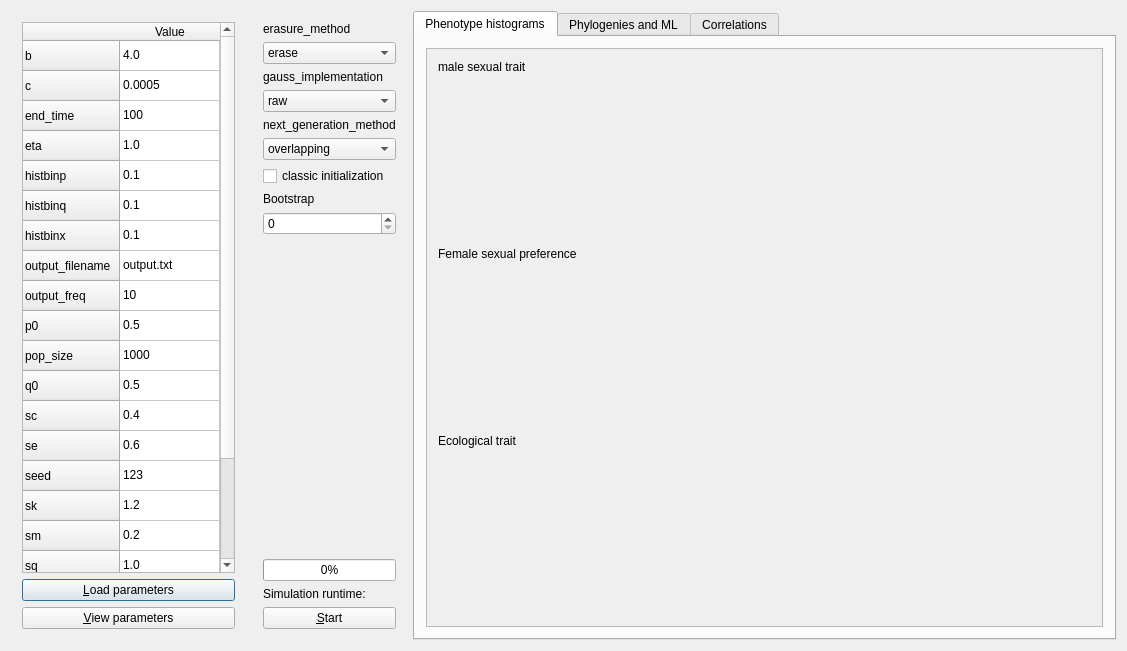
richelbilderbeek/pbdmms, file sado_qtdialog.ui: the form before one commit.
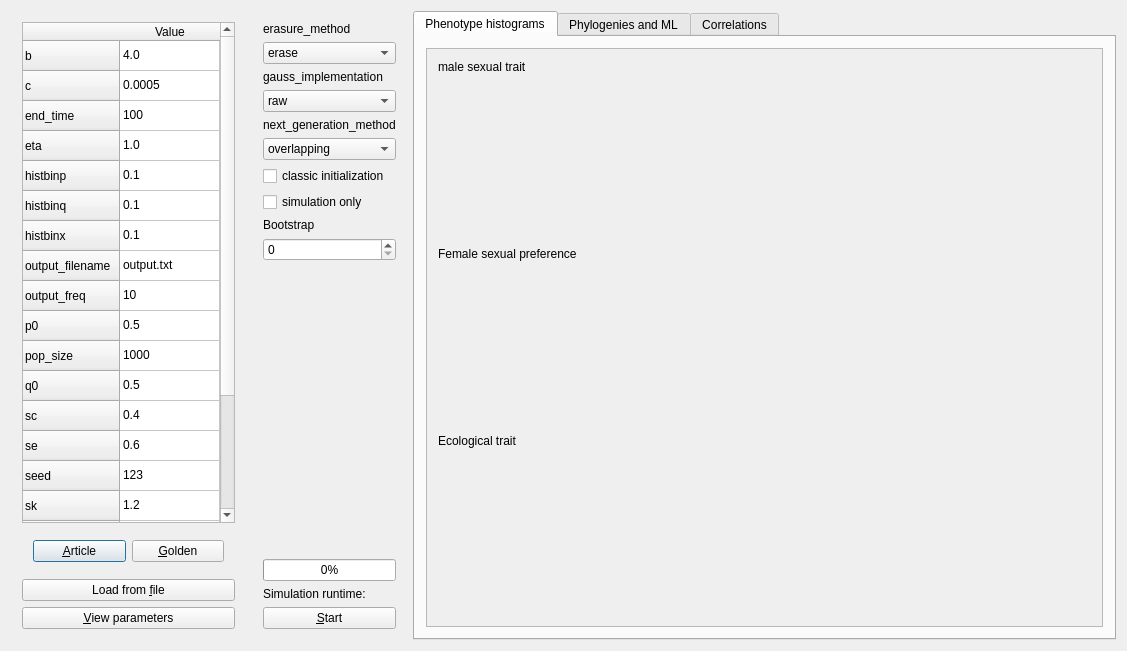
The form after the commit. Custom widgets are drawn as their Qt base class.

What changed in the file:
```diff
--- a/sado_qtdialog.ui
+++ b/sado_qtdialog.ui
@@ -245,10 +245,30 @@
         </item>
        </widget>
       </item>
+      <item>
+       <widget class="QWidget" name="widget" native="true">
+        <layout class="QHBoxLayout" name="horizontalLayout_2">
+         <item>
+          <widget class="QPushButton" name="button_set_article">
+           <property name="text">
+            <string>&amp;Article</string>
+           </property>
+          </widget>
+         </item>
+         <item>
+          <widget class="QPushButton" name="button_set_golden">
+           <property name="text">
+            <string>&amp;Golden</string>
+           </property>
+          </widget>
+         </item>
+        </layout>
+       </widget>
+      </item>
       <item>
        <widget class="QPushButton" name="button_load_parameters">
         <property name="text">
-         <string>&amp;Load parameters</string>
+         <string>Load from &amp;file</string>
         </property>
        </widget>
       </item>
@@ -344,6 +364,13 @@
         </property>
        </widget>
       </item>
+      <item>
+       <widget class="QCheckBox" name="box_sim_only">
+        <property name="text">
+         <string>simulation only</string>
+        </property>
+       </widget>
+      </item>
       <item>
        <widget class="QLabel" name="label_bootstrap">
         <property name="text">
```
